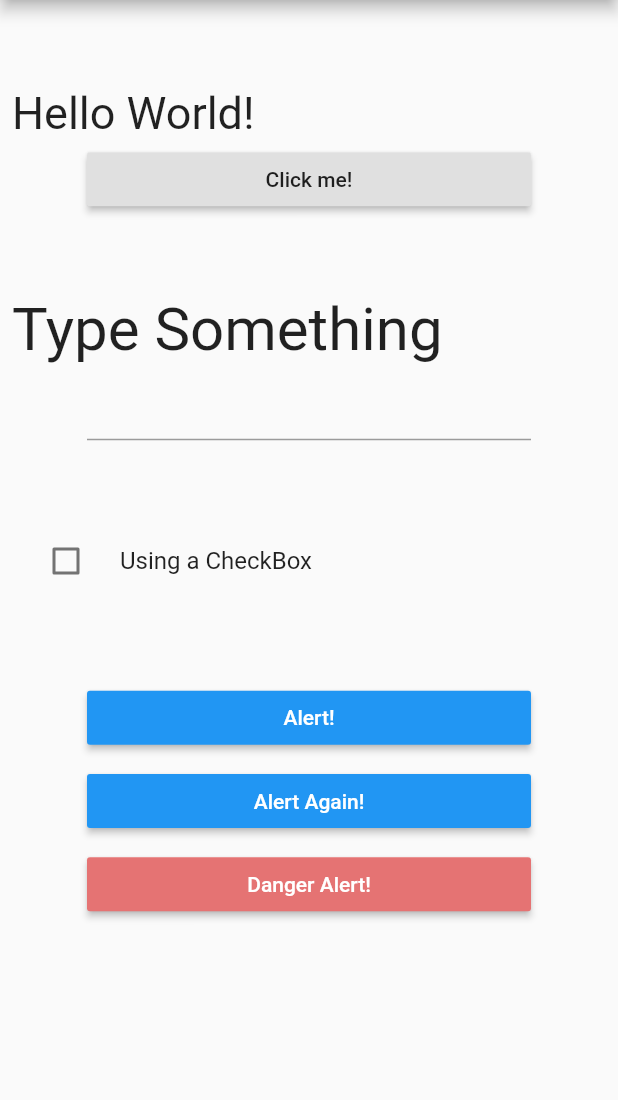
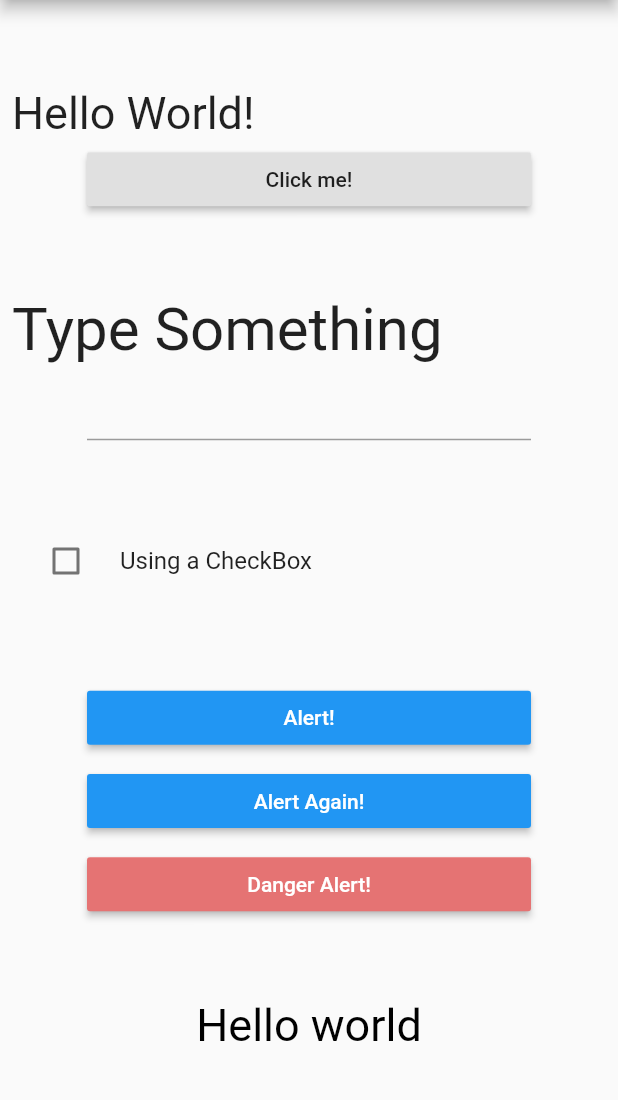
Before and after one commit to rsrinath14/Playing_with_flutter, a Flutter app: the screen it shows after launch, on a phone screen of 412 x 824 dp, the part 84-1184 px from its top. Run offline on Flutter 3.47's test engine with Material 2 defaults, Android fonts, the phone set to English and light mode, and no system bars.

Commit message:
Added an Example for Gesture detection

```diff
--- a/responding_to_user_inputs/lib/main.dart
+++ b/responding_to_user_inputs/lib/main.dart
@@ -1,4 +1,5 @@
 import 'package:flutter/material.dart';
+import 'dart:math';
 
 void main() => runApp(MyApp());
 
@@ -28,6 +29,7 @@ class _MyWidgetState extends State<MyWidget> {
   String textString = 'Hello World!';
   String textBox = 'Type Something';
   bool checkedValue = false;
+  Color textColor = Colors.black;
 
   @override
   Widget build(BuildContext context) {
@@ -119,9 +121,40 @@ class _MyWidgetState extends State<MyWidget> {
                   _showDangerAlert(context);
                 }),
           ),
+          Container(
+            height: 50,
+          ),
+          Center(
+            child: GestureDetector(
+              //                  <--- GestureDetector
+              child: Text(
+                'Hello world',
+                style: TextStyle(
+                  fontSize: 30,
+                  color: textColor,
+                ),
+              ),
+              onTap: () {
+                //                            <--- onTap
+                _doColor();
+              },
+            ),
+          ),
+          Container(
+            height: 50,
+          ),
         ],
       ),
     );
+  }
+
+  void _doColor() {
+    setState(() {
+      // have to import 'dart:math' in order to use Random()
+      int randomHexColor = Random().nextInt(0xFFFFFF);
+      int opaqueColor = 0xFF000000 + randomHexColor;
+      textColor = Color(opaqueColor);
+    });
   }
 
   void _doSomething() {
```
